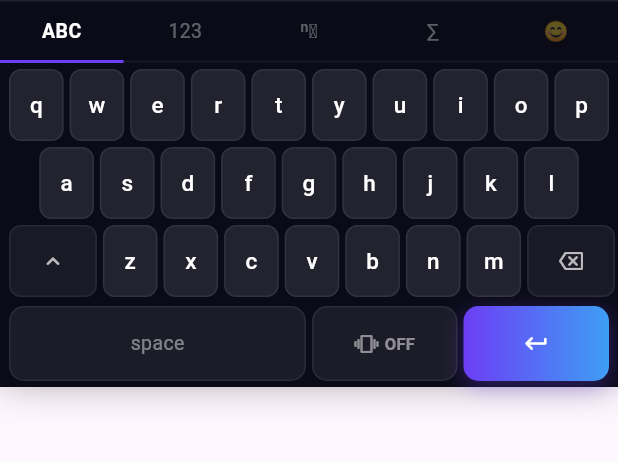
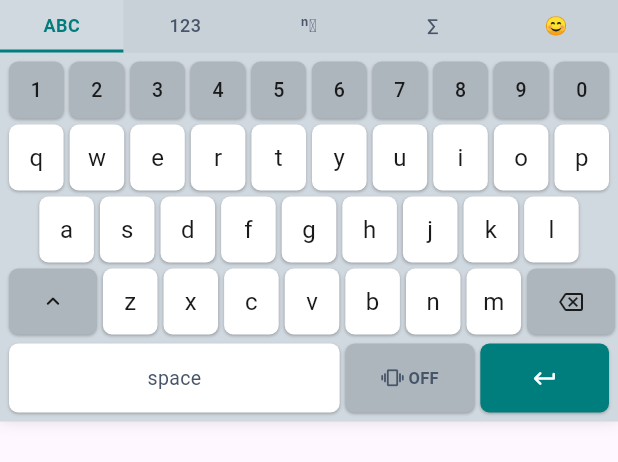
Before and after one commit to Hapanzi/keyboardweb, a Flutter app: the CustomKeyboard widget shown alone on an empty page, opened directly, on a phone screen of 412 x 824 dp. Shown: the top 462 px of the screen. Run offline on Flutter 3.47's test engine with Material 3 defaults, Android fonts, the phone set to English and light mode, and no system bars; our stand-ins replace firebase_core; accounts and stored records are empty.

Commit message:
Update keyboard to latest version with press feedback and bug fixes
- Add _PressableKey: each key scales to 0.88 + darkens on tap-down,
  resets on tap-up/cancel — no parent rebuild on each keystroke
- Add number row above letter rows for quick digit access
- Fix select-all bug: removed requestFocus() calls after each keystroke
- Fix Unicode backspace using characters.skipLast(1)
- Gboard light theme (was dark)
- Add focusNode parameter to CustomKeyboard
- Expand emoji set with animals, food, objects, places
- Update demo (keyboardtest.dart) with correct multi-field usage pattern
- Add full README with API docs, usage examples, dialog pattern

Co-Authored-By: Claude Sonnet 4.6 <noreply@anthropic.com>

```diff
--- a/lib/custom_keyboard.dart
+++ b/lib/custom_keyboard.dart
@@ -2,18 +2,17 @@ import 'package:flutter/foundation.dart';
 import 'package:flutter/material.dart';
 import 'package:flutter/services.dart' show HapticFeedback;
 
-// True when running on a narrow web viewport (mobile browser).
+/// Returns true when running on a narrow web viewport (mobile browser).
 bool isMobileWeb(BuildContext context) {
   if (!kIsWeb) return false;
   return MediaQuery.of(context).size.width < 800;
 }
 
-// ─── Keyboard modes ───────────────────────────────────────────────────────────
+// ── Key layout data ────────────────────────────────────────────────────────────
 
 enum _Mode { letters, numbers, superSub, symbols, emojis }
 
-// ─── Key layout data ──────────────────────────────────────────────────────────
-
+const _numTop = ['1', '2', '3', '4', '5', '6', '7', '8', '9', '0'];
 const _lettersRow1 = ['q', 'w', 'e', 'r', 't', 'y', 'u', 'i', 'o', 'p'];
 const _lettersRow2 = ['a', 's', 'd', 'f', 'g', 'h', 'j', 'k', 'l'];
 const _lettersRow3 = ['z', 'x', 'c', 'v', 'b', 'n', 'm'];
@@ -23,9 +22,9 @@ const _numRow2 = ['-', '/', ':', ';', '(', ')', '&', '@', '"', "'"];
 const _numRow3 = ['.', ',', '?', '!', '#', '%', '^', '*', '+', '='];
 
 const _superRow1 = ['⁰', '¹', '²', '³', '⁴', '⁵', '⁶', '⁷', '⁸', '⁹'];
-const _subRow1   = ['₀', '₁', '₂', '₃', '₄', '₅', '₆', '₇', '₈', '₉'];
-const _ssRow2    = ['⁺', '⁻', '⁼', '⁽', '⁾', '₊', '₋', '₌', '₍', '₎'];
-const _ssRow3    = ['ⁿ', 'ⁱ', 'ᵃ', 'ᵇ', 'ᶜ', 'ᵈ', 'ᵉ', 'ᶠ', 'ᵍ', 'ʰ'];
+const _subRow1 = ['₀', '₁', '₂', '₃', '₄', '₅', '₆', '₇', '₈', '₉'];
+const _ssRow2 = ['⁺', '⁻', '⁼', '⁽', '⁾', '₊', '₋', '₌', '₍', '₎'];
+const _ssRow3 = ['ⁿ', 'ⁱ', 'ᵃ', 'ᵇ', 'ᶜ', 'ᵈ', 'ᵉ', 'ᶠ', 'ᵍ', 'ʰ'];
 
 const _symRow1 = ['€', '£', '¥', '¢', '₹', '₽', '₩', '₪', '₫', '₺'];
 const _symRow2 = ['≈', '≠', '≤', '≥', '∞', '±', '÷', '×', '√', 'π'];
@@ -34,41 +33,149 @@ const _symRow4 = ['←', '→', '↑', '↓', '↔', '⇒', '⇔', '∑', '∫',
 
 const _emojis = [
   // Smileys
-  '😀','😃','😄','😁','😆','😅','🤣','😂','🙂','😉',
-  '😊','😇','🥰','😍','🤩','😘','😋','😜','🤪','😎',
-  '🤔','😐','😑','😒','🙄','😬','🥺','😢','😭','😱',
-  '😤','😡','😠','🤬','😈','👿','💀','💩','🤡','👻',
+  '😀', '😃', '😄', '😁', '😆', '😅', '🤣', '😂', '🙂', '😉',
+  '😊', '😇', '🥰', '😍', '🤩', '😘', '😋', '😜', '🤪', '😎',
+  '🤔', '😐', '😑', '😒', '🙄', '😬', '🥺', '😢', '😭', '😱',
+  '😤', '😡', '😠', '🤬', '😈', '👿', '💀', '💩', '🤡', '👻',
   // Hands
-  '👋','🤚','✋','👌','✌️','🤞','👍','👎','👊','✊',
-  '👏','🙌','🤝','🙏','💪','🤜','🤛','☝️','👆','👇',
+  '👋', '🤚', '✋', '👌', '✌️', '🤞', '👍', '👎', '👊', '✊',
+  '👏', '🙌', '🤝', '🙏', '💪', '🤜', '🤛', '☝️', '👆', '👇',
   // Hearts & nature
-  '❤️','🧡','💛','💚','💙','💜','🖤','🤍','💔','💕',
-  '💞','💓','💗','💖','💘','💝','❣️','🔥','✨','⭐',
-  '🌟','💫','🌈','⚡','❄️','🌊','🌸','🌺','🌻','🍀',
+  '❤️', '🧡', '💛', '💚', '💙', '💜', '🖤', '🤍', '💔', '💕',
+  '💞', '💓', '💗', '💖', '💘', '💝', '❣️', '🔥', '✨', '⭐',
+  '🌟', '💫', '🌈', '⚡', '❄️', '🌊', '🌸', '🌺', '🌻', '🍀',
   // Animals
-  '🐶','🐱','🐭','🐰','🦊','🐻','🐼','🐯','🦁','🐮',
-  '🐸','🐵','🦄','🐔','🐧','🐦','🦋','🐝','🦀','🐬',
-  '🦭','🐘','🦒','🦓','🦍','🐊','🐢','🦎','🐍','🦕',
+  '🐶', '🐱', '🐭', '🐰', '🦊', '🐻', '🐼', '🐯', '🦁', '🐮',
+  '🐸', '🐵', '🦄', '🐔', '🐧', '🐦', '🦋', '🐝', '🦀', '🐬',
+  '🦭', '🐘', '🦒', '🦓', '🦍', '🐊', '🐢', '🦎', '🐍', '🦕',
   // Food & drink
-  '🍎','🍊','🍋','🍌','🍉','🍇','🍓','🍔','🍟','🍕',
-  '🌮','🍜','🍣','🍱','🎂','🍰','🍩','🍪','🍫','☕',
-  '🧃','🥤','🍺','🍻','🥂','🍷','🧋','🍵','🥐','🧇',
+  '🍎', '🍊', '🍋', '🍌', '🍉', '🍇', '🍓', '🍔', '🍟', '🍕',
+  '🌮', '🍜', '🍣', '🍱', '🎂', '🍰', '🍩', '🍪', '🍫', '☕',
+  '🧃', '🥤', '🍺', '🍻', '🥂', '🍷', '🧋', '🍵', '🥐', '🧇',
   // Objects & places
-  '📱','💻','🖥','⌨️','📷','📺','📻','💡','📚','📝',
-  '✏️','🔍','🔑','🔒','💰','💳','✈️','🚗','🚀','🌍',
-  '🏠','🎮','🎵','🎸','🎹','🎤','🎧','🎉','🏆','🥇',
+  '📱', '💻', '🖥', '⌨️', '📷', '📺', '📻', '💡', '📚', '📝',
+  '✏️', '🔍', '🔑', '🔒', '💰', '💳', '✈️', '🚗', '🚀', '🌍',
+  '🏠', '🎮', '🎵', '🎸', '🎹', '🎤', '🎧', '🎉', '🏆', '🥇',
   // Symbols
-  '💯','✅','❌','❗','❓','🔴','🟠','🟡','🟢','🔵',
-  '🟣','⚫','⚪','🟤','🔶','🔷','🔸','🔹','▶️','⏸️',
+  '💯', '✅', '❌', '❗', '❓', '🔴', '🟠', '🟡', '🟢', '🔵',
+  '🟣', '⚫', '⚪', '🟤', '🔶', '🔷', '🔸', '🔹', '▶️', '⏸️',
 ];
 
-// ─── Widget ───────────────────────────────────────────────────────────────────
+// ── Gboard-style color constants ──────────────────────────────────────────────
 
+const _kbBg = Color(0xFFD1D9E0);
+const _keyBg = Colors.white;
+const _keyBgPressed = Color(0xFFB0B8C0);
+const _specialKeyBg = Color(0xFFADB5BD);
+const _specialKeyBgPressed = Color(0xFF8A9199);
+const _accentColor = Color(0xFF007D7D);
+const _accentPressed = Color(0xFF005A5A);
+const _keyText = Color(0xFF1A1A1A);
+const _spaceTextColor = Color(0xFF475569);
+const _keyRadius = Radius.circular(6);
+const _keyShadow = BoxShadow(
+  color: Color(0x40000000),
+  offset: Offset(0, 1),
+  blurRadius: 1,
+);
+
+// ── Pressable key widget ───────────────────────────────────────────────────────
+//
+// Each key manages its own pressed state so a single tap never triggers
+// a rebuild of the whole keyboard.
+
+class _PressableKey extends StatefulWidget {
+  const _PressableKey({
+    required this.onTap,
+    required this.color,
+    required this.pressedColor,
+    required this.child,
+    this.width,
+    this.height,
+    this.margin = const EdgeInsets.symmetric(horizontal: 2),
+  });
+
+  final VoidCallback onTap;
+  final Color color;
+  final Color pressedColor;
+  final Widget child;
+  final double? width;
+  final double? height;
+  final EdgeInsets margin;
+
+  @override
+  State<_PressableKey> createState() => _PressableKeyState();
+}
+
+class _PressableKeyState extends State<_PressableKey> {
+  bool _pressed = false;
+
+  @override
+  Widget build(BuildContext context) {
+    return GestureDetector(
+      behavior: HitTestBehavior.opaque,
+      onTapDown: (_) => setState(() => _pressed = true),
+      onTapUp: (_) {
+        widget.onTap();
+        setState(() => _pressed = false);
+      },
+      onTapCancel: () => setState(() => _pressed = false),
+      child: AnimatedScale(
+        scale: _pressed ? 0.88 : 1.0,
+        duration: const Duration(milliseconds: 80),
+        curve: Curves.easeOut,
+        child: Container(
+          width: widget.width,
+          height: widget.height,
+          margin: widget.margin,
+          decoration: BoxDecoration(
+            color: _pressed ? widget.pressedColor : widget.color,
+            borderRadius: const BorderRadius.all(_keyRadius),
+            boxShadow: _pressed ? const [] : const [_keyShadow],
+          ),
+          alignment: Alignment.center,
+          child: widget.child,
+        ),
+      ),
+    );
+  }
+}
+
+// ── CustomKeyboard ─────────────────────────────────────────────────────────────
+
+/// A full-featured custom keyboard widget for Flutter web (mobile viewport).
+///
+/// Prevents the browser's native keyboard from opening — and therefore avoids
+/// the blank-area / viewport-resize bug that affects Flutter web on iOS/Android
+/// browsers.
+///
+/// Usage
+/// -----
+/// 1. Set `readOnly: true` and `keyboardType: TextInputType.none` on every
+///    [TextField] / [TextFormField] you want this keyboard to serve.
+/// 2. On tap of a field, call `FocusScope.of(context).requestFocus(focusNode)`
+///    and show this widget at the bottom of the screen.
+/// 3. Pass [controller] and [focusNode] to keep the field's cursor active.
+/// 4. Use [onDone] to hide the keyboard (e.g. when the user presses ↵).
+///
+/// See the README for a minimal working example.
 class CustomKeyboard extends StatefulWidget {
+  /// The controller of the active text field.
   final TextEditingController? controller;
+
+  /// The focus node of the active text field. Passed once on open; the keyboard
+  /// does NOT call [FocusNode.requestFocus] during typing (avoids select-all).
+  final FocusNode? focusNode;
+
+  /// Called when the user presses the ↵ (done / return) key.
   final VoidCallback? onDone;
 
-  const CustomKeyboard({super.key, this.controller, this.onDone});
+  const CustomKeyboard({
+    super.key,
+    this.controller,
+    this.focusNode,
+    this.onDone,
+  });
 
   @override
   State<CustomKeyboard> createState() => _CustomKeyboardState();
@@ -84,7 +191,7 @@ class _CustomKeyboardState extends State<CustomKeyboard> {
     if (_hapticEnabled) HapticFeedback.lightImpact();
   }
 
-  // ── Input helpers ────────────────────────────────────────────────────────
+  // ── Input helpers ────────────────────────────────────────────────────────────
 
   void _insert(String char) {
     final ctrl = widget.controller;
@@ -106,7 +213,6 @@ class _CustomKeyboardState extends State<CustomKeyboard> {
     final s = v.selection.start;
     final e = v.selection.end;
     if (s != e) {
-      // Delete selection
       final newText = v.text.replaceRange(s, e, '');
       ctrl.value = TextEditingValue(
         text: newText,
@@ -114,9 +220,9 @@ class _CustomKeyboardState extends State<CustomKeyboard> {
       );
     } else {
       if (s <= 0) return;
-      // Use `characters` for correct Unicode grapheme cluster deletion
       final before = v.text.substring(0, s);
       final after = v.text.substring(s);
+      // characters.skipLast(1) handles multi-codepoint emoji correctly
       final newBefore = before.characters.skipLast(1).toString();
       ctrl.value = TextEditingValue(
         text: newBefore + after,
@@ -149,21 +255,18 @@ class _CustomKeyboardState extends State<CustomKeyboard> {
     }
   }
 
-  // ── Build ────────────────────────────────────────────────────────────────
+  // ── Build ────────────────────────────────────────────────────────────────────
 
   @override
   Widget build(BuildContext context) {
     return Container(
-      decoration: BoxDecoration(
-        color: const Color(0xFF0B0B18),
-        border: Border(
-          top: BorderSide(color: Colors.white.withValues(alpha: 0.1)),
-        ),
+      decoration: const BoxDecoration(
+        color: _kbBg,
         boxShadow: [
           BoxShadow(
-            color: Colors.black.withValues(alpha: 0.5),
-            blurRadius: 24,
-            offset: const Offset(0, -8),
+            color: Color(0x28000000),
+            blurRadius: 8,
+            offset: Offset(0, -2),
           ),
         ],
       ),
@@ -173,18 +276,18 @@ class _CustomKeyboardState extends State<CustomKeyboard> {
           mainAxisSize: MainAxisSize.min,
           children: [
             _buildModeBar(),
-            const SizedBox(height: 2),
+            const SizedBox(height: 4),
             if (_mode == _Mode.emojis) _buildEmojiGrid() else _buildKeyArea(),
             const SizedBox(height: 4),
             _buildBottomRow(),
-            const SizedBox(height: 4),
+            const SizedBox(height: 6),
           ],
         ),
       ),
     );
   }
 
-  // ── Mode tab bar ─────────────────────────────────────────────────────────
+  // ── Mode tab bar ─────────────────────────────────────────────────────────────
 
   Widget _buildModeBar() {
     const tabs = [
@@ -194,9 +297,10 @@ class _CustomKeyboardState extends State<CustomKeyboard> {
       ('∑', _Mode.symbols),
       ('😊', _Mode.emojis),
     ];
-    return Row(
-      children: [
-        ...tabs.map((t) {
+    return Container(
+      color: const Color(0xFFC8D0D8),
+      child: Row(
+        children: tabs.map((t) {
           final active = _mode == t.$2;
           return Expanded(
             child: GestureDetector(
@@ -206,14 +310,13 @@ class _CustomKeyboardState extends State<CustomKeyboard> {
                 _capsLock = false;
               }),
               child: Container(
-                padding: const EdgeInsets.symmetric(vertical: 10),
+                padding: const EdgeInsets.symmetric(vertical: 8),
                 decoration: BoxDecoration(
+                  color: active ? _kbBg : const Color(0xFFC8D0D8),
                   border: Border(
                     bottom: BorderSide(
-                      color: active
-                          ? const Color(0xFF6C3EF5)
-                          : Colors.white.withValues(alpha: 0.06),
-                      width: active ? 2 : 1,
+                      color: active ? _accentColor : Colors.transparent,
+                      width: 2,
                     ),
                   ),
                 ),
@@ -221,22 +324,20 @@ class _CustomKeyboardState extends State<CustomKeyboard> {
                   t.$1,
                   textAlign: TextAlign.center,
                   style: TextStyle(
-                    color: active
-                        ? Colors.white
-                        : Colors.white.withValues(alpha: 0.35),
-                    fontSize: 13,
-                    fontWeight: active ? FontWeight.w700 : FontWeight.w400,
+                    color: active ? _accentColor : _spaceTextColor,
+                    fontSize: 12,
+                    fontWeight: active ? FontWeight.w700 : FontWeight.w500,
                   ),
                 ),
               ),
             ),
           );
-        }),
-      ],
+        }).toList(),
+      ),
     );
   }
 
-  // ── Key area ─────────────────────────────────────────────────────────────
+  // ── Key area ─────────────────────────────────────────────────────────────────
 
   Widget _buildKeyArea() {
     List<List<String>> rows;
@@ -253,17 +354,50 @@ class _CustomKeyboardState extends State<CustomKeyboard> {
         rows = [];
     }
 
-    return LayoutBuilder(builder: (context, constraints) {
-      // Base unit: fit 10 keys across with 2px side margin
+    return LayoutBuilder(
+      builder: (context, constraints) {
         final unit = (constraints.maxWidth - 8) / 10 - 4;
         return Column(
           mainAxisSize: MainAxisSize.min,
           children: [
+            if (_mode == _Mode.letters) _buildNumberTopRow(unit),
             ...rows.map((r) => _buildRow(r, unit)),
             if (_mode == _Mode.letters) _buildShiftRow(unit),
           ],
         );
-    });
+      },
+    );
+  }
+
+  Widget _buildNumberTopRow(double unit) {
+    return Padding(
+      padding: const EdgeInsets.symmetric(vertical: 2, horizontal: 4),
+      child: Row(
+        mainAxisAlignment: MainAxisAlignment.center,
+        children: _numTop
+            .map(
+              (k) => _PressableKey(
+                width: unit,
+                height: 38,
+                onTap: () {
+                  _haptic();
+                  _insert(k);
+                },
+                color: _specialKeyBg,
+                pressedColor: _specialKeyBgPressed,
+                child: Text(
+                  k,
+                  style: const TextStyle(
+                    color: _keyText,
+                    fontSize: 13,
+                    fontWeight: FontWeight.w500,
+                  ),
+                ),
+              ),
+            )
+            .toList(),
+      ),
+    );
   }
 
   Widget _buildRow(List<String> keys, double unit) {
@@ -283,99 +417,69 @@ class _CustomKeyboardState extends State<CustomKeyboard> {
       child: Row(
         mainAxisAlignment: MainAxisAlignment.center,
         children: [
-          // Shift
-          _specialKey(
+          _PressableKey(
             width: unit * 1.5 + 4,
-            active: shiftActive,
+            height: 44,
+            onTap: () => _onKey('⇧'),
+            color: shiftActive ? _accentColor : _specialKeyBg,
+            pressedColor: shiftActive ? _accentPressed : _specialKeyBgPressed,
             child: Icon(
               _capsLock
                   ? Icons.keyboard_capslock_rounded
                   : Icons.keyboard_arrow_up_rounded,
-              color: shiftActive
-                  ? Colors.white
-                  : Colors.white.withValues(alpha: 0.7),
+              color: shiftActive ? Colors.white : _keyText,
               size: 18,
             ),
-            onTap: () => _onKey('⇧'),
           ),
           ..._lettersRow3.map((k) => _key(k, unit)),
-          // Backspace
-          _specialKey(
+          _PressableKey(
             width: unit * 1.5 + 4,
-            active: false,
-            child: Icon(Icons.backspace_outlined,
-                color: Colors.white.withValues(alpha: 0.7), size: 16),
-            onTap: _backspace,
+            height: 44,
+            onTap: () {
+              _haptic();
+              _backspace();
+            },
+            color: _specialKeyBg,
+            pressedColor: _specialKeyBgPressed,
+            child: const Icon(
+              Icons.backspace_outlined,
+              color: _keyText,
+              size: 16,
+            ),
           ),
         ],
       ),
     );
   }
 
-  // ── Individual key widgets ────────────────────────────────────────────────
+  // ── Individual key widgets ────────────────────────────────────────────────────
 
   Widget _key(String label, double unit) {
     final display = (_mode == _Mode.letters && (_shifted || _capsLock))
         ? label.toUpperCase()
         : label;
-    return GestureDetector(
+    return _PressableKey(
+      width: unit,
+      height: 44,
       onTap: () => _onKey(label),
-      child: Container(
-        width: unit,
-        height: 48,
-        margin: const EdgeInsets.symmetric(horizontal: 2),
-        decoration: BoxDecoration(
-          color: Colors.white.withValues(alpha: 0.1),
-          borderRadius: BorderRadius.circular(8),
-          border: Border.all(color: Colors.white.withValues(alpha: 0.07)),
-        ),
-        alignment: Alignment.center,
+      color: _keyBg,
+      pressedColor: _keyBgPressed,
       child: Text(
         display,
         style: const TextStyle(
-            color: Colors.white,
-            fontSize: 15,
-            fontWeight: FontWeight.w500,
-          ),
+          color: _keyText,
+          fontSize: 16,
+          fontWeight: FontWeight.w400,
         ),
       ),
     );
   }
 
-  Widget _specialKey({
-    required double width,
-    required bool active,
-    required Widget child,
-    required VoidCallback onTap,
-  }) {
-    return GestureDetector(
-      onTap: onTap,
-      child: Container(
-        width: width,
-        height: 48,
-        margin: const EdgeInsets.symmetric(horizontal: 2),
-        decoration: BoxDecoration(
-          gradient: active
-              ? const LinearGradient(
-                  colors: [Color(0xFF6C3EF5), Color(0xFF3E9EF5)])
-              : null,
-          color: active ? null : Colors.white.withValues(alpha: 0.06),
-          borderRadius: BorderRadius.circular(8),
-          border: active
-              ? null
-              : Border.all(color: Colors.white.withValues(alpha: 0.07)),
-        ),
-        alignment: Alignment.center,
-        child: child,
-      ),
-    );
-  }
-
-  // ── Emoji grid ────────────────────────────────────────────────────────────
+  // ── Emoji grid ────────────────────────────────────────────────────────────────
 
   Widget _buildEmojiGrid() {
     return SizedBox(
-      height: 224,
+      height: 210,
       child: GridView.builder(
         padding: const EdgeInsets.fromLTRB(6, 4, 6, 0),
         gridDelegate: const SliverGridDelegateWithFixedCrossAxisCount(
@@ -385,87 +489,89 @@ class _CustomKeyboardState extends State<CustomKeyboard> {
           childAspectRatio: 1,
         ),
         itemCount: _emojis.length,
-        itemBuilder: (ctx, i) => GestureDetector(
-          onTap: () { _haptic(); _insert(_emojis[i]); },
-          child: Container(
-            alignment: Alignment.center,
-            decoration: BoxDecoration(
-              borderRadius: BorderRadius.circular(7),
-              color: Colors.white.withValues(alpha: 0.04),
-            ),
-            child: Text(_emojis[i],
-                style: const TextStyle(fontSize: 20)),
-          ),
+        itemBuilder: (ctx, i) => _PressableKey(
+          onTap: () {
+            _haptic();
+            _insert(_emojis[i]);
+          },
+          color: _keyBg,
+          pressedColor: _keyBgPressed,
+          margin: EdgeInsets.zero,
+          child: Text(_emojis[i], style: const TextStyle(fontSize: 18)),
         ),
       ),
     );
   }
 
-  // ── Bottom row: space + done (+ backspace on non-letter modes) ────────────
+  // ── Bottom row ────────────────────────────────────────────────────────────────
 
   Widget _buildBottomRow() {
     return Padding(
       padding: const EdgeInsets.symmetric(horizontal: 4),
       child: Row(
         children: [
-          if (_mode != _Mode.letters && _mode != _Mode.emojis)
+          if (_mode != _Mode.letters)
             _bottomKey(
               flex: 1,
-              child: Icon(Icons.backspace_outlined,
-                  color: Colors.white.withValues(alpha: 0.7), size: 16),
-              onTap: () { _haptic(); _backspace(); },
+              child: const Icon(
+                Icons.backspace_outlined,
+                color: _keyText,
+                size: 16,
               ),
-          if (_mode == _Mode.emojis)
+              onTap: () {
+                _haptic();
+                _backspace();
+              },
+              special: true,
+            ),
           _bottomKey(
-              flex: 1,
-              child: Icon(Icons.backspace_outlined,
-                  color: Colors.white.withValues(alpha: 0.7), size: 16),
-              onTap: () { _haptic(); _backspace(); },
+            flex: _mode == _Mode.letters ? 5 : 4,
+            child: const Text(
+              'space',
+              style: TextStyle(
+                color: _spaceTextColor,
+                fontSize: 13,
+                fontWeight: FontWeight.w400,
               ),
-          // Space bar
-          _bottomKey(
-            flex: 4,
-            child: Text('space',
-                style: TextStyle(
-                    color: Colors.white.withValues(alpha: 0.45),
-                    fontSize: 13)),
-            onTap: () { _haptic(); _insert(' '); },
             ),
-          // Haptic toggle
+            onTap: () {
+              _haptic();
+              _insert(' ');
+            },
+          ),
           _bottomKey(
             flex: 2,
-            gradient: _hapticEnabled,
+            accent: _hapticEnabled,
             child: Row(
               mainAxisAlignment: MainAxisAlignment.center,
               children: [
                 Icon(
                   Icons.vibration_rounded,
-                  size: 16,
-                  color: _hapticEnabled
-                      ? Colors.white
-                      : Colors.white.withValues(alpha: 0.5),
+                  size: 15,
+                  color: _hapticEnabled ? Colors.white : _spaceTextColor,
                 ),
-                const SizedBox(width: 4),
+                const SizedBox(width: 3),
                 Text(
                   _hapticEnabled ? 'ON' : 'OFF',
                   style: TextStyle(
                     fontSize: 11,
                     fontWeight: FontWeight.w700,
-                    color: _hapticEnabled
-                        ? Colors.white
-                        : Colors.white.withValues(alpha: 0.5),
+                    color: _hapticEnabled ? Colors.white : _spaceTextColor,
                   ),
                 ),
               ],
             ),
             onTap: () => setState(() => _hapticEnabled = !_hapticEnabled),
+            special: !_hapticEnabled,
           ),
-          // Done / return
           _bottomKey(
             flex: 2,
-            gradient: true,
-            child: const Icon(Icons.keyboard_return_rounded,
-                color: Colors.white, size: 18),
+            accent: true,
+            child: const Icon(
+              Icons.keyboard_return_rounded,
+              color: Colors.white,
+              size: 18,
+            ),
             onTap: () => widget.onDone?.call(),
           ),
         ],
@@ -477,38 +583,21 @@ class _CustomKeyboardState extends State<CustomKeyboard> {
     required int flex,
     required Widget child,
     required VoidCallback onTap,
-    bool gradient = false,
+    bool accent = false,
+    bool special = false,
   }) {
+    final color =
+        accent ? _accentColor : special ? _specialKeyBg : _keyBg;
+    final pressedColor =
+        accent ? _accentPressed : special ? _specialKeyBgPressed : _keyBgPressed;
     return Expanded(
       flex: flex,
-      child: GestureDetector(
+      child: _PressableKey(
+        height: 46,
         onTap: onTap,
-        child: Container(
-          height: 50,
-          margin: const EdgeInsets.symmetric(horizontal: 2),
-          decoration: BoxDecoration(
-            gradient: gradient
-                ? const LinearGradient(
-                    colors: [Color(0xFF6C3EF5), Color(0xFF3E9EF5)])
-                : null,
-            color: gradient ? null : Colors.white.withValues(alpha: 0.07),
-            borderRadius: BorderRadius.circular(10),
-            border: gradient
-                ? null
-                : Border.all(color: Colors.white.withValues(alpha: 0.07)),
-            boxShadow: gradient
-                ? [
-                    BoxShadow(
-                      color: const Color(0xFF6C3EF5).withValues(alpha: 0.35),
-                      blurRadius: 12,
-                      offset: const Offset(0, 4),
-                    )
-                  ]
-                : null,
-          ),
-          alignment: Alignment.center,
+        color: color,
+        pressedColor: pressedColor,
         child: child,
-        ),
       ),
     );
   }
```
Also changed, not shown: lib/keyboardtest.dart (+82 -59 lines), 1 other file. Lines whose indentation alone changed are shown as unchanged.
